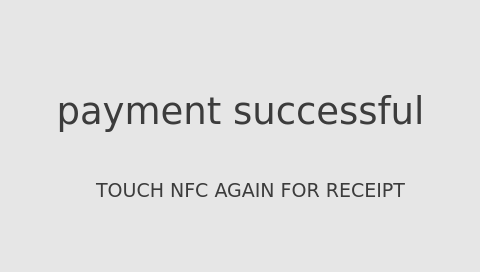
First picture: the form in xbterminal/gui/ui.ui, repository alexykot/xbterminal-firmware, before the edit.
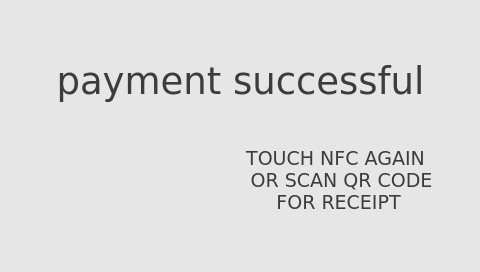
Second picture: the form after the edit. The open tabs and pages were chosen to show the change. Icons and pictures are not drawn.

Diff of the .ui file:
```diff
--- a/xbterminal/gui/ui.ui
+++ b/xbterminal/gui/ui.ui
@@ -1420,7 +1420,7 @@
      <property name="geometry">
       <rect>
        <x>20</x>
-       <y>40</y>
+       <y>10</y>
        <width>441</width>
        <height>61</height>
       </rect>
@@ -1441,10 +1441,10 @@
     <widget class="QLabel" name="touch_for_receipt_lbl">
      <property name="geometry">
       <rect>
-       <x>30</x>
-       <y>120</y>
-       <width>441</width>
-       <height>61</height>
+       <x>230</x>
+       <y>100</y>
+       <width>211</width>
+       <height>81</height>
       </rect>
      </property>
      <property name="font">
@@ -1454,12 +1454,30 @@
       </font>
      </property>
      <property name="text">
-      <string>TOUCH NFC AGAIN FOR RECEIPT</string>
+      <string>TOUCH NFC AGAIN
+  OR SCAN QR CODE 
+ FOR RECEIPT</string>
      </property>
      <property name="alignment">
       <set>Qt::AlignCenter</set>
      </property>
     </widget>
+    <widget class="QLabel" name="receipt_qr_image">
+     <property name="geometry">
+      <rect>
+       <x>40</x>
+       <y>80</y>
+       <width>131</width>
+       <height>131</height>
+      </rect>
+     </property>
+     <property name="text">
+      <string/>
+     </property>
+     <property name="scaledContents">
+      <bool>true</bool>
+     </property>
+    </widget>
    </widget>
    <widget class="QWidget" name="pay_cancel_scrn">
     <widget class="QLabel" name="exchange_rate_lbl_qr_2">
```
Left out of the diff: 19 changed lines with no effect on the pictures.
